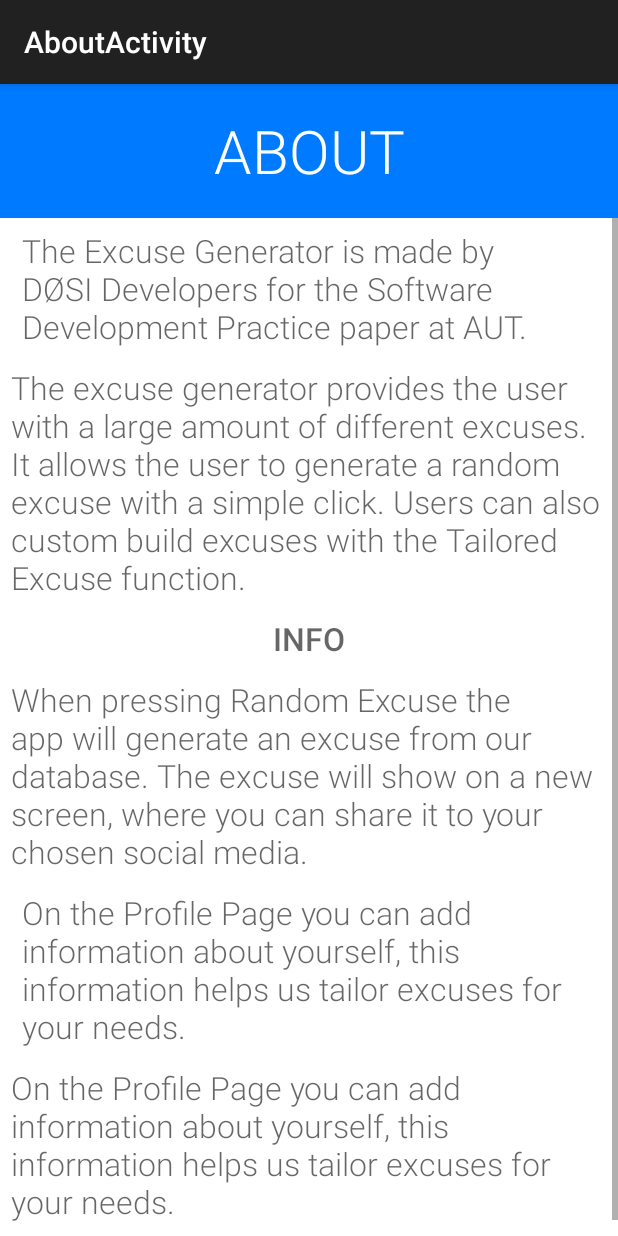
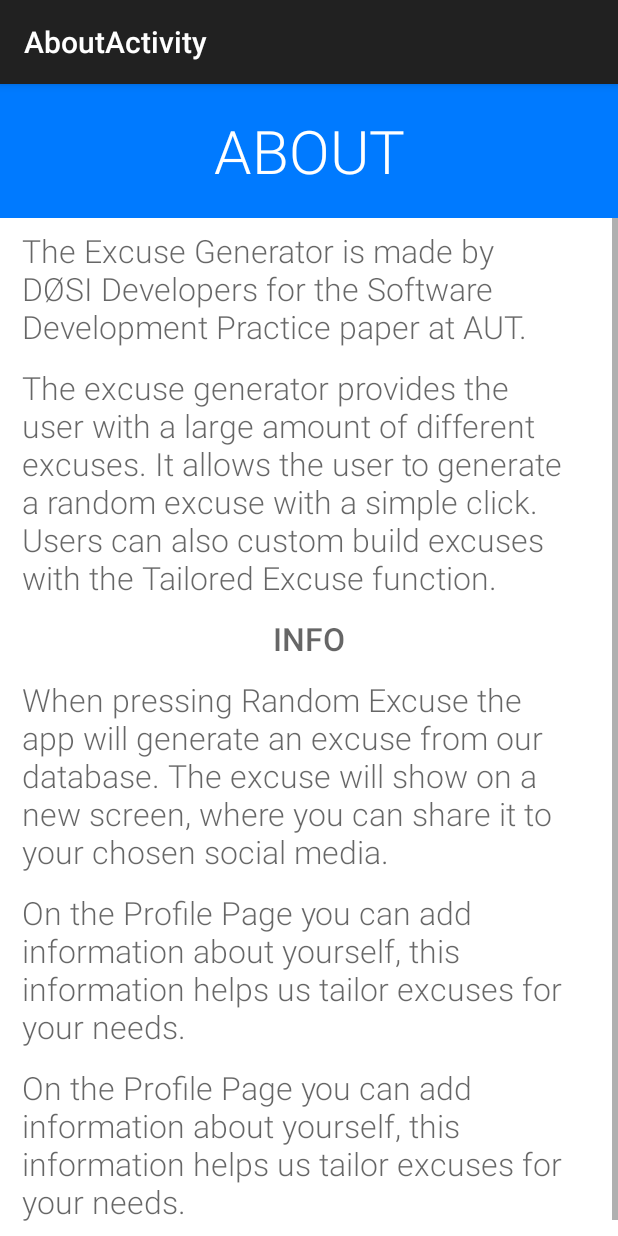
Before and after one commit to dnivyo/ExcuseGenerator, an Android app: the AboutActivity screen opened directly, with no data from a screen before it, on a phone screen of 412 x 824 dp. Run offline under Robolectric (Android 15) with nearby library versions, the phone set to English and light mode, and no system bars.

Commit message:
ABout Designed

```diff
--- a/app/src/main/res/layout/activity_about.xml
+++ b/app/src/main/res/layout/activity_about.xml
@@ -79,7 +79,9 @@
                 android:id="@+id/textView5"
                 android:layout_gravity="center_horizontal"
                 android:layout_weight="1"
-                android:paddingBottom="12dp" />
+                android:paddingBottom="12dp"
+                android:paddingRight="7dp"
+                android:paddingLeft="7dp" />
 
             <TextView
                 android:layout_width="fill_parent"
@@ -94,7 +96,9 @@
                 android:paddingBottom="12dp"
                 android:textStyle="bold"
                 android:textIsSelectable="false"
-                android:gravity="center_horizontal" />
+                android:gravity="center_horizontal"
+                android:paddingRight="7dp"
+                android:paddingLeft="7dp" />
             <TextView
                 android:layout_width="fill_parent"
                 android:layout_height="fill_parent"
@@ -105,7 +109,9 @@
                 android:id="@+id/textView7"
                 android:layout_gravity="center_horizontal"
                 android:layout_weight="1"
-                android:paddingBottom="12dp" />
+                android:paddingBottom="12dp"
+                android:paddingLeft="7dp"
+                android:paddingRight="7dp" />
             <TextView
                 android:layout_width="fill_parent"
                 android:layout_height="fill_parent"
@@ -129,7 +135,9 @@
                 android:id="@+id/textView9"
                 android:layout_gravity="center_horizontal"
                 android:layout_weight="1"
-                android:paddingBottom="12dp" />
+                android:paddingBottom="12dp"
+                android:paddingLeft="7dp"
+                android:paddingRight="7dp" />
 
 
 
```
